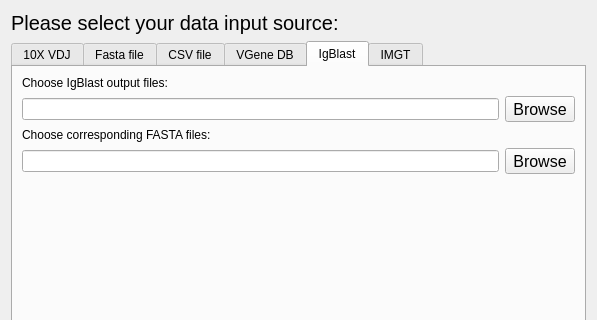
The window that import_data_dialog.ui (WilsonImmunologyLab/VGenes) describes before a commit, drawn with Qt 5; both pictures show x 0 to 597 and y 0 to 320 of the 597 by 899 pixel window.
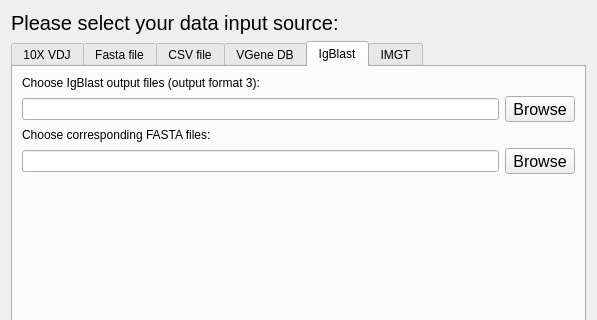
The same window after the commit. The open tabs and pages were chosen to show the change.

Commit message: update IgBlast result reader

```diff
--- a/import_data_dialog.ui
+++ b/import_data_dialog.ui
@@ -316,7 +316,7 @@
        <item row="0" column="0" colspan="2">
         <widget class="QLabel" name="label_21">
          <property name="text">
-          <string>Choose IgBlast output files:</string>
+          <string>Choose IgBlast output files (output format 3):</string>
          </property>
         </widget>
        </item>
```
Left out of the diff: 2 changed lines with no effect on the pictures. The commit also changes 6 other files.
